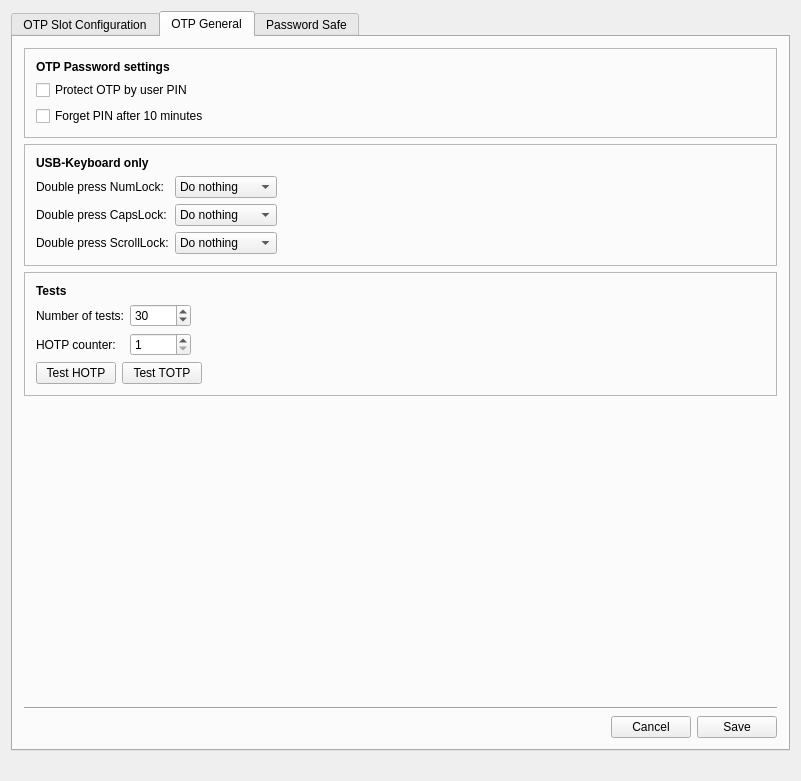
Old version of the form ui/mainwindow.ui in the repository Nitrokey/nitrokey-app.
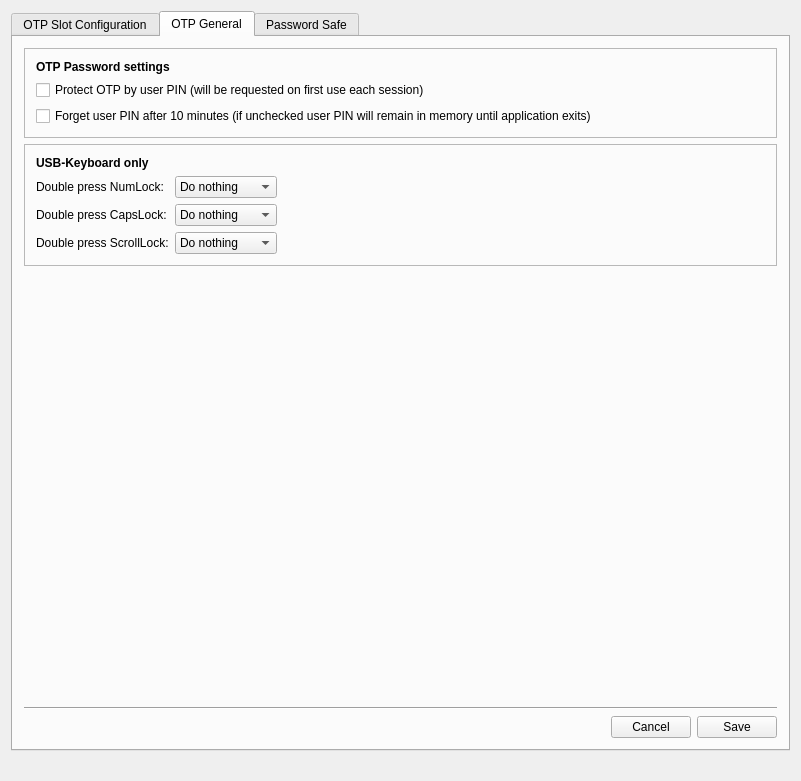
New version of the form. The open tabs and pages were chosen to show the change. Icons and pictures are not drawn.

The edit to the form file:
```diff
--- a/ui/mainwindow.ui
+++ b/ui/mainwindow.ui
@@ -818,14 +818,14 @@
              <item>
               <widget class="QCheckBox" name="enableUserPasswordCheckBox">
                <property name="text">
-                <string>Protect OTP by user PIN</string>
+                <string>Protect OTP by user PIN (will be requested on first use each session)</string>
                </property>
               </widget>
              </item>
              <item>
               <widget class="QCheckBox" name="deleteUserPasswordCheckBox">
                <property name="text">
-                <string>Forget PIN after 10 minutes</string>
+                <string>Forget user PIN after 10 minutes (if unchecked user PIN will remain in memory until application exits)</string>
                </property>
               </widget>
              </item>
@@ -965,134 +965,6 @@
           </layout>
          </widget>
         </item>
-        <item>
-         <widget class="QFrame" name="frame_6">
-          <property name="autoFillBackground">
-           <bool>false</bool>
-          </property>
-          <property name="frameShape">
-           <enum>QFrame::StyledPanel</enum>
-          </property>
-          <property name="frameShadow">
-           <enum>QFrame::Sunken</enum>
-          </property>
-          <layout class="QVBoxLayout" name="verticalLayout_13">
-           <item>
-            <widget class="QLabel" name="label_20">
-             <property name="font">
-              <font>
-               <weight>75</weight>
-               <bold>true</bold>
-              </font>
-             </property>
-             <property name="text">
-              <string>Tests</string>
-             </property>
-            </widget>
-           </item>
-           <item>
-            <layout class="QHBoxLayout" name="horizontalLayout_13">
-             <item>
-              <layout class="QVBoxLayout" name="verticalLayout_20">
-               <item>
-                <widget class="QLabel" name="testsLabel">
-                 <property name="text">
-                  <string>Number of tests:</string>
-                 </property>
-                </widget>
-               </item>
-               <item>
-                <widget class="QLabel" name="testsLabel_2">
-                 <property name="text">
-                  <string>HOTP counter:</string>
-                 </property>
-                </widget>
-               </item>
-              </layout>
-             </item>
-             <item>
-              <layout class="QVBoxLayout" name="verticalLayout">
-               <item>
-                <widget class="QSpinBox" name="testsSpinBox">
-                 <property name="minimum">
-                  <number>1</number>
-                 </property>
-                 <property name="maximum">
-                  <number>65536</number>
-                 </property>
-                 <property name="value">
-                  <number>30</number>
-                 </property>
-                </widget>
-               </item>
-               <item>
-                <widget class="QSpinBox" name="testsSpinBox_2">
-                 <property name="minimum">
-                  <number>1</number>
-                 </property>
-                 <property name="maximum">
-                  <number>3</number>
-                 </property>
-                 <property name="value">
-                  <number>1</number>
-                 </property>
-                </widget>
-               </item>
-              </layout>
-             </item>
-             <item>
-              <spacer name="horizontalSpacer_9">
-               <property name="orientation">
-                <enum>Qt::Horizontal</enum>
-               </property>
-               <property name="sizeHint" stdset="0">
-                <size>
-                 <width>40</width>
-                 <height>20</height>
-                </size>
-               </property>
-              </spacer>
-             </item>
-            </layout>
-           </item>
-           <item>
-            <layout class="QVBoxLayout" name="verticalLayout_3">
-             <item>
-              <layout class="QHBoxLayout" name="horizontalLayout_3">
-               <item>
-                <widget class="QPushButton" name="testHOTPButton">
-                 <property name="text">
-                  <string>Test HOTP</string>
-                 </property>
-                </widget>
-               </item>
-               <item>
-                <widget class="QPushButton" name="testTOTPButton">
-                 <property name="text">
-                  <string>Test TOTP</string>
-                 </property>
-                </widget>
-               </item>
-               <item>
-                <spacer name="horizontalSpacer_5">
-                 <property name="orientation">
-                  <enum>Qt::Horizontal</enum>
-                 </property>
-                 <property name="sizeHint" stdset="0">
-                  <size>
-                   <width>40</width>
-                   <height>20</height>
-                  </size>
-                 </property>
-                </spacer>
-               </item>
-              </layout>
-             </item>
-            </layout>
-           </item>
-          </layout>
-         </widget>
-        </item>
         <item>
          <spacer name="verticalSpacer_2">
           <property name="orientation">
```
Left out of the diff: 57 changed lines with no effect on the pictures.
